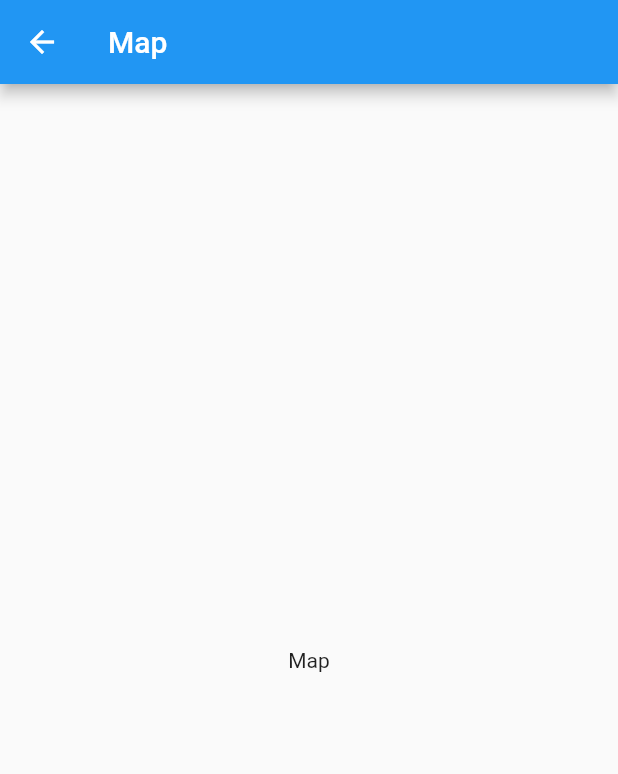
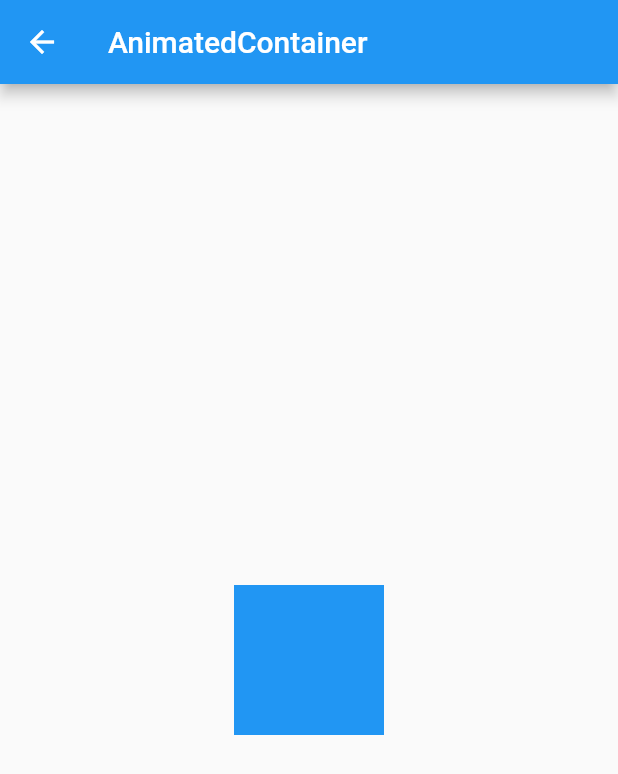
Before and after one commit to YeonJeans/flutter-study, a Flutter app: the Map screen opened by its route, on a phone screen of 412 x 824 dp. Shown: the top 774 px of the screen. Run offline on Flutter 3.47's test engine with Material 2 defaults, Android fonts, the phone set to English and light mode, and no system bars.

Commit message:
[week3] Animation

```diff
--- a/남수연/week2/my_app/lib/map.dart
+++ b/남수연/week2/my_app/lib/map.dart
@@ -1,5 +1,6 @@
 import 'dart:io';
 import 'package:flutter/material.dart';
+import 'dart:math';
 
 class Map extends StatefulWidget {
   @override
@@ -7,15 +8,28 @@ class Map extends StatefulWidget {
 }
 
 class _MapState extends State<Map> {
+  var _size = 100.0;
+
   @override
   Widget build(BuildContext context) {
     return Scaffold(
-      appBar: AppBar(
-        title: Text('Map'),
-      ),
-      body: Center(
-        child: Text('Map'),
-      ),
-    );
+        appBar: AppBar(
+          title: Text('AnimatedContainer'),
+        ),
+        body: Center(
+            child: GestureDetector(
+                onTap: () {
+                  final random = Random();
+                  setState(() {
+                    _size = random.nextInt(200).toDouble() + 100;
+                  });
+                },
+                child: AnimatedContainer(
+                  width: _size,
+                  height: _size,
+                  color: Colors.blue,
+                  duration: Duration(seconds: 1),
+                  curve: Curves.fastOutSlowIn,
+                ))));
   }
 }
```
